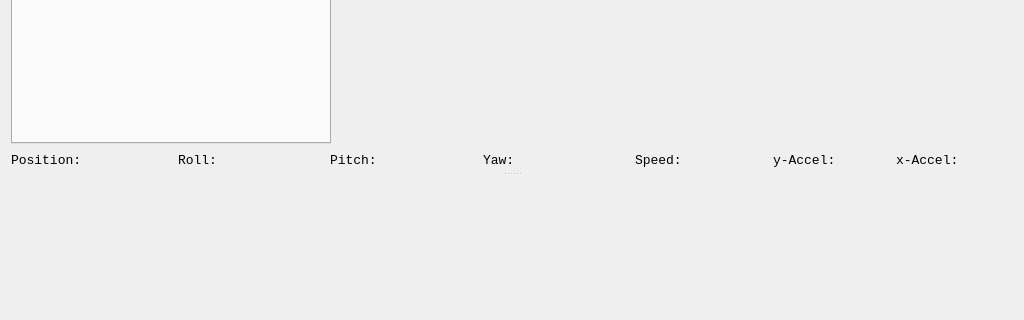
The window that ui/mainwindow.ui (xwaldo/openFVD) describes before a commit, drawn with Qt 5; both pictures show x 0 to 1024 and y 122 to 442 of the 1024 by 656 pixel window.
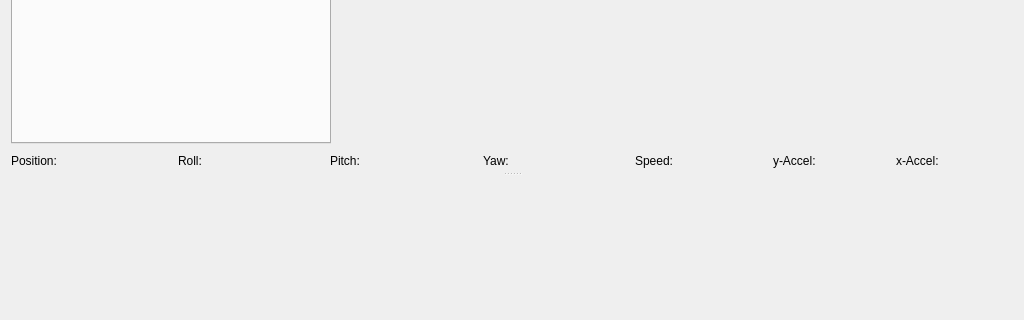
The same window after the commit. Icons and pictures are not drawn. Custom widgets are drawn as their Qt base class.

Commit message: some UI improvements; moved debug symbols

```diff
--- a/ui/mainwindow.ui
+++ b/ui/mainwindow.ui
@@ -203,8 +203,7 @@
              </property>
              <property name="font">
               <font>
-               <family>Monospace</family>
-               <pointsize>10</pointsize>
+               <pointsize>9</pointsize>
               </font>
              </property>
              <property name="contextMenuPolicy">
@@ -240,8 +239,7 @@
              </property>
              <property name="font">
               <font>
-               <family>Monospace</family>
-               <pointsize>10</pointsize>
+               <pointsize>9</pointsize>
               </font>
              </property>
              <property name="text">
@@ -265,8 +263,7 @@
              </property>
              <property name="font">
               <font>
-               <family>Monospace</family>
-               <pointsize>10</pointsize>
+               <pointsize>9</pointsize>
               </font>
              </property>
              <property name="text">
@@ -296,8 +293,7 @@
              </property>
              <property name="font">
               <font>
-               <family>Monospace</family>
-               <pointsize>10</pointsize>
+               <pointsize>9</pointsize>
               </font>
              </property>
              <property name="text">
@@ -321,8 +317,7 @@
              </property>
              <property name="font">
               <font>
-               <family>Monospace</family>
-               <pointsize>10</pointsize>
+               <pointsize>9</pointsize>
               </font>
              </property>
              <property name="text">
@@ -346,8 +341,7 @@
              </property>
              <property name="font">
               <font>
-               <family>Monospace</family>
-               <pointsize>10</pointsize>
+               <pointsize>9</pointsize>
               </font>
              </property>
              <property name="text">
@@ -371,8 +365,7 @@
              </property>
              <property name="font">
               <font>
-               <family>Monospace</family>
-               <pointsize>10</pointsize>
+               <pointsize>9</pointsize>
               </font>
              </property>
              <property name="text">
```
Left out of the diff: 2 changed lines with no effect on the pictures. The commit also changes 3 other files.
